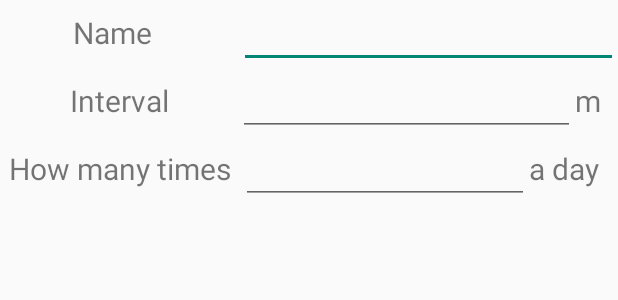
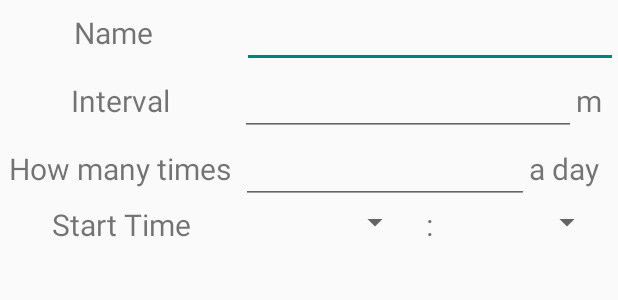
Before and after one commit to kaworu7405/HCI_EyeFairy, an Android app: the layout alarm_info.xml on its own in the app's theme, with its tools: preview values and no code run, on a phone screen of 412 x 824 dp. Shown: the top 300 px of the screen. Run offline under Robolectric (Android 15) with nearby library versions, the phone set to English and light mode, and no system bars.

Commit message:
change some UI

```diff
--- a/app/src/main/java/com/example/eyefairy/getEyedropInfo.java
+++ b/app/src/main/java/com/example/eyefairy/getEyedropInfo.java
@@ -15,7 +15,7 @@ public class getEyedropInfo extends AppCompatActivity {
         setContentView(R.layout.activity_get_eyedrop_info);
 
         TextView greetText = (TextView)findViewById(R.id.instructionText);
-        greetText.setText("Please\nadd the info of your eye drops");
+        greetText.setText("Please\nadd the info of your eye drops!");
 
         Button nextBtn = (Button)findViewById(R.id.finishBtn);
         nextBtn.setOnClickListener(new View.OnClickListener() {
--- a/app/src/main/java/com/example/eyefairy/getUserInfo.java
+++ b/app/src/main/java/com/example/eyefairy/getUserInfo.java
@@ -17,7 +17,7 @@ public class getUserInfo extends AppCompatActivity {
 
         //Get greetText from layout
         TextView greetText = (TextView)findViewById(R.id.greetText);
-        greetText.setText("Hi! Nice to meet you.\n I have some questions");
+        greetText.setText("Hi! Nice to meet you.\n I have some questions.");
 
         Button nextBtn = (Button)findViewById(R.id.nextBtn);
         nextBtn.setOnClickListener(new View.OnClickListener() {
--- a/app/src/main/res/layout/activity_get_eyedrop_info.xml
+++ b/app/src/main/res/layout/activity_get_eyedrop_info.xml
@@ -35,8 +35,9 @@
 
         <ImageButton
             android:id="@+id/imageButton6"
-            android:layout_width="match_parent"
-            android:layout_height="wrap_content"
+            android:layout_width="50dp"
+            android:layout_height="50dp"
+            android:layout_gravity="center"
             android:layout_marginLeft="10dp"
             android:layout_marginTop="10dp"
             android:layout_marginRight="10dp"
--- a/app/src/main/res/layout/alarm_info.xml
+++ b/app/src/main/res/layout/alarm_info.xml
@@ -8,7 +8,8 @@
     <LinearLayout
         android:layout_width="wrap_content"
         android:layout_height="wrap_content"
-        android:orientation="vertical">
+        android:orientation="vertical"
+        app:layout_constraintBottom_toBottomOf="parent">
 
         <LinearLayout
             android:layout_width="match_parent"
@@ -17,7 +18,7 @@
 
             <TextView
                 android:id="@+id/eyedropName"
-                android:layout_width="186dp"
+                android:layout_width="190dp"
                 android:layout_height="wrap_content"
                 android:layout_marginStart="10dp"
                 android:layout_weight="1"
@@ -43,7 +44,7 @@
 
             <TextView
                 android:id="@+id/intervalText"
-                android:layout_width="147dp"
+                android:layout_width="150dp"
                 android:layout_height="wrap_content"
                 android:layout_weight="1"
                 android:gravity="center"
@@ -97,5 +98,45 @@
                 android:text="a day"
                 android:textSize="20dp" />
         </LinearLayout>
+
+        <LinearLayout
+            android:layout_width="match_parent"
+            android:layout_height="match_parent"
+            android:orientation="horizontal">
+
+            <TextView
+                android:id="@+id/textView"
+                android:layout_width="162dp"
+                android:layout_height="wrap_content"
+                android:gravity="center"
+                android:text="Start Time"
+                android:textSize="20dp" />
+
+            <Spinner
+                android:id="@+id/spinner"
+                android:layout_width="130dp"
+                android:layout_height="wrap_content"
+                android:layout_marginLeft="10dp"
+                android:layout_marginRight="10dp"
+                android:layout_weight="1" />
+
+            <TextView
+                android:id="@+id/textView3"
+                android:layout_width="35dp"
+                android:layout_height="wrap_content"
+                android:layout_weight="1"
+                android:text=":"
+                android:textSize="20dp" />
+
+            <Spinner
+                android:id="@+id/spinner2"
+                android:layout_width="130dp"
+                android:layout_height="wrap_content"
+                android:layout_marginLeft="10dp"
+                android:layout_marginRight="10dp"
+                android:layout_weight="1" />
+
+        </LinearLayout>
+
     </LinearLayout>
 </androidx.constraintlayout.widget.ConstraintLayout>
```
Also changed, not shown: app/src/main/res/layout/activity_main.xml (+15 -3 lines).
